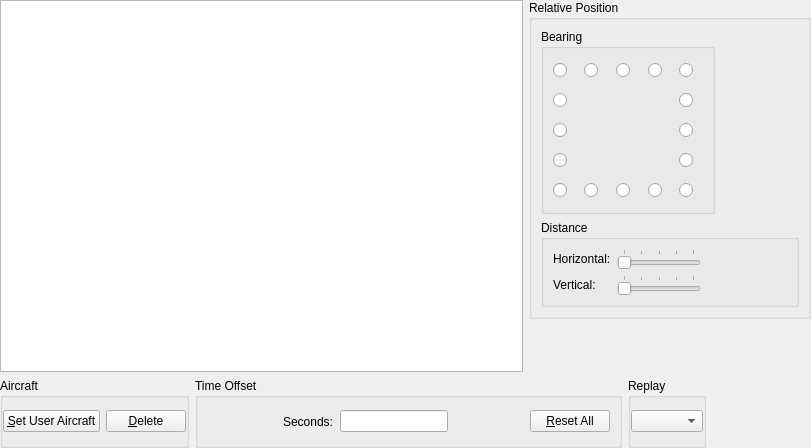
Before: the Qt Designer form src/Module/src/Formation/FormationWidget.ui in till213/SkyDolly, drawn with Qt 5.
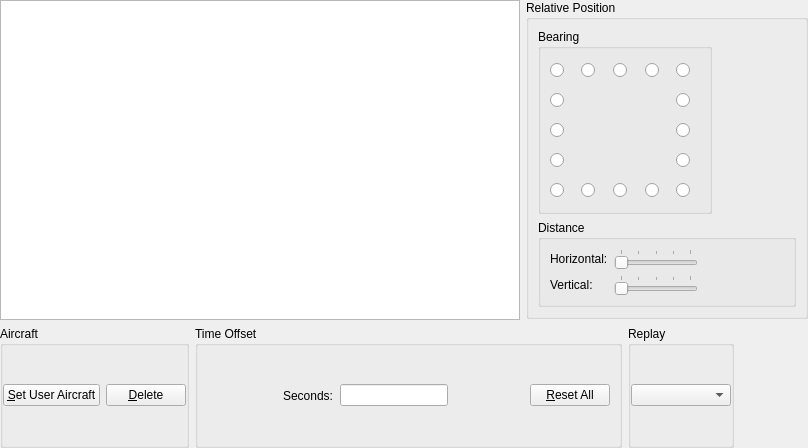
After: the same form once the commit is applied. Icons and pictures are not drawn. Custom widgets are drawn as their Qt base class.

Diff of the .ui file:
```diff
--- a/src/Module/src/Formation/FormationWidget.ui
+++ b/src/Module/src/Formation/FormationWidget.ui
@@ -6,7 +6,7 @@
    <rect>
     <x>0</x>
     <y>0</y>
-    <width>811</width>
+    <width>808</width>
     <height>448</height>
    </rect>
   </property>
@@ -1077,7 +1077,7 @@
      <item>
       <widget class="QGroupBox" name="groupBox_3">
        <property name="sizePolicy">
-        <sizepolicy hsizetype="Preferred" vsizetype="Preferred">
+        <sizepolicy hsizetype="Preferred" vsizetype="Expanding">
          <horstretch>0</horstretch>
          <verstretch>0</verstretch>
         </sizepolicy>
@@ -1105,7 +1105,20 @@
          <number>0</number>
         </property>
         <item row="0" column="0">
-         <widget class="QComboBox" name="replayModeComboBox"/>
+         <widget class="QComboBox" name="replayModeComboBox">
+          <property name="sizePolicy">
+           <sizepolicy hsizetype="MinimumExpanding" vsizetype="Fixed">
+            <horstretch>0</horstretch>
+            <verstretch>0</verstretch>
+           </sizepolicy>
+          </property>
+          <property name="minimumSize">
+           <size>
+            <width>100</width>
+            <height>0</height>
+           </size>
+          </property>
+         </widget>
         </item>
        </layout>
       </widget>
```
